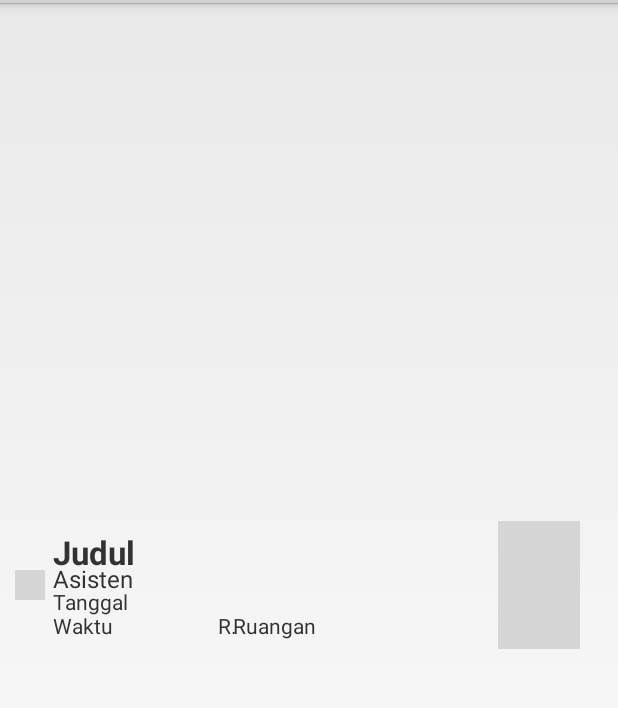
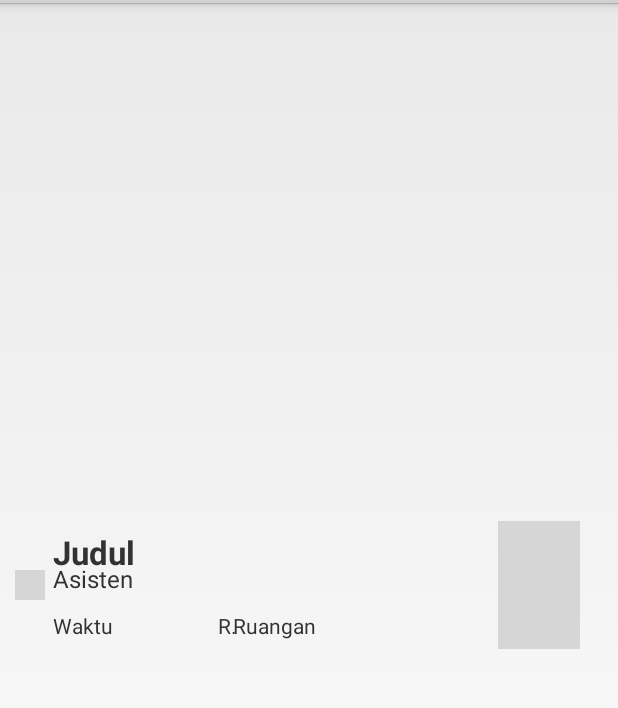
Before and after one commit to rian-fitriansyah/NavigationDrawer1, an Android app: the layout list_jadwal_cell.xml on its own in the app's theme, with its tools: preview values and no code run, on a phone screen of 412 x 824 dp, the part 69-777 px from its top. Run offline under Robolectric (Android 15) with nearby library versions, the phone set to English and light mode, and no system bars; grey boxes are pictures that could not be loaded.

Commit message:
Update list_jadwal_cell.xml

```diff
--- a/app/src/main/res/layout/list_jadwal_cell.xml
+++ b/app/src/main/res/layout/list_jadwal_cell.xml
@@ -40,14 +40,6 @@
             android:layout_weight="1"
             android:textSize="16sp"/>
 
-        <TextView
-            android:layout_width="fill_parent"
-            android:layout_height="wrap_content"
-            android:layout_marginTop="38dp"
-            android:text="Tanggal"
-            android:id="@+id/tanggal"
-            android:layout_weight="1" />
-
         <RelativeLayout
             android:orientation="vertical"
             android:layout_width="wrap_content"
```
